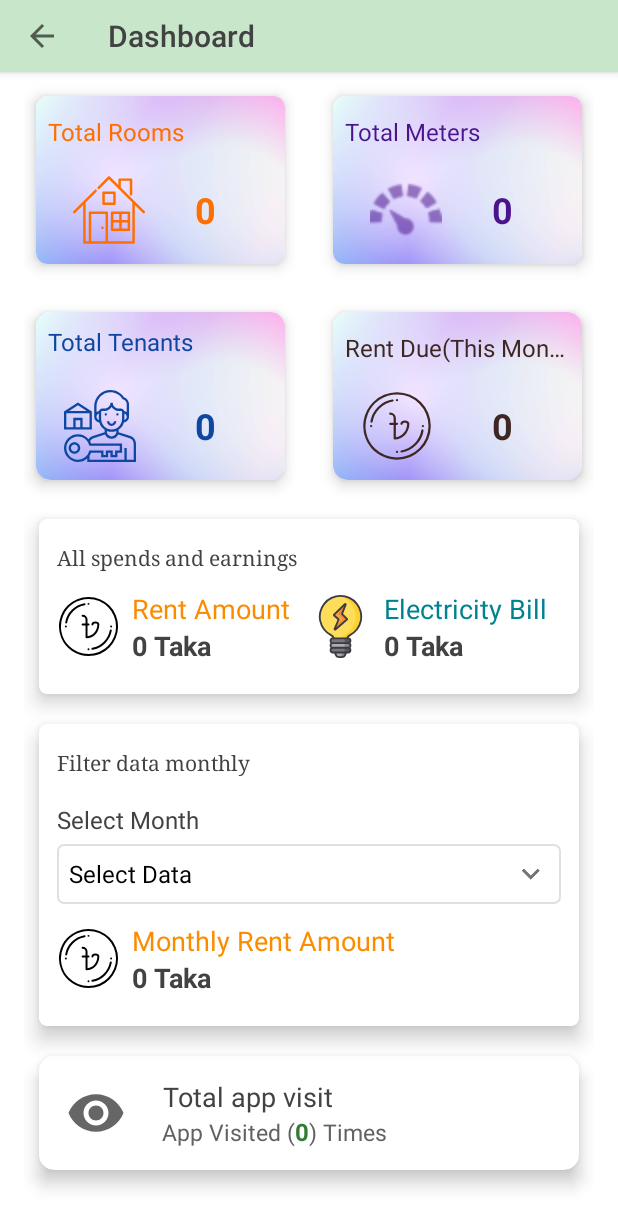
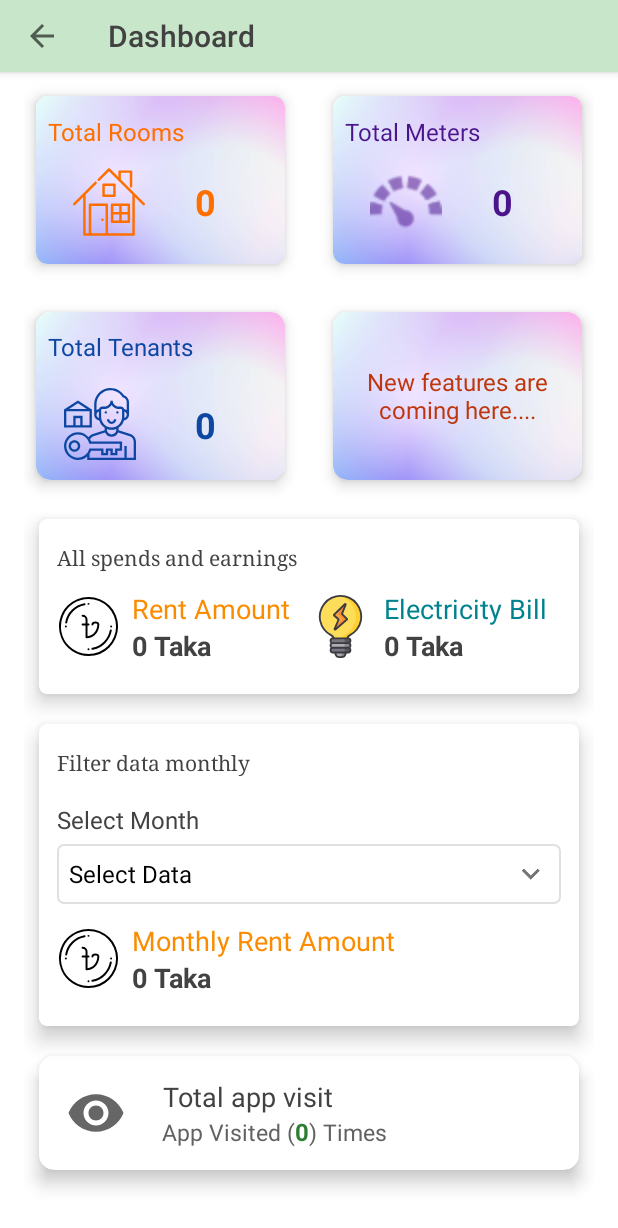
Before and after one commit to shakiz/Barivara, an Android app: the DashboardActivity screen opened directly, with no data from a screen before it, on a phone screen of 412 x 824 dp. Shown: the top 1228 px of the screen. Run offline under Robolectric (Android 15) with nearby library versions, the phone set to English and light mode, and no system bars; our stand-ins replace Firebase (no records; nobody signed in at launch, a user with empty details on screens opened directly), data binding; plain views replace EvaporateTextView; 2 statements that could not run were skipped.

Commit message:
release 26

```diff
--- a/app/build.gradle
+++ b/app/build.gradle
@@ -12,8 +12,8 @@ android {
         applicationId "com.shakil.barivara"
         minSdkVersion 16
         targetSdkVersion 30
-        versionCode 25
-        versionName "1.0.25"
+        versionCode 26
+        versionName "1.0.26"
 
         testInstrumentationRunner "androidx.test.runner.AndroidJUnitRunner"
         multiDexEnabled true
--- a/app/src/main/res/layout/activity_dashboard.xml
+++ b/app/src/main/res/layout/activity_dashboard.xml
@@ -70,7 +70,9 @@
 
                             <TextView
                                 android:layout_width="match_parent"
-                                android:layout_height="40dp"
+                                android:layout_height="wrap_content"
+                                android:paddingTop="4dp"
+                                android:paddingBottom="4dp"
                                 android:gravity="center|left"
                                 android:layout_marginLeft="8dp"
                                 android:layout_marginRight="8dp"
@@ -139,7 +141,9 @@
 
                             <TextView
                                 android:layout_width="match_parent"
-                                android:layout_height="40dp"
+                                android:layout_height="wrap_content"
+                                android:paddingTop="4dp"
+                                android:paddingBottom="4dp"
                                 android:gravity="center|left"
                                 android:maxLines="1"
                                 android:layout_marginLeft="8dp"
@@ -217,12 +221,17 @@
 
                             <TextView
                                 android:layout_width="match_parent"
-                                android:layout_height="40dp"
+                                android:layout_height="wrap_content"
+                                android:paddingTop="4dp"
+                                android:paddingBottom="4dp"
                                 android:gravity="center|left"
+                                android:maxLines="1"
+                                android:ellipsize="end"
+                                android:textSize="16sp"
                                 android:layout_gravity="center"
+                                android:layout_marginTop="8dp"
                                 android:layout_marginLeft="8dp"
                                 android:layout_marginRight="8dp"
-                                android:textSize="16sp"
                                 android:textColor="@color/md_blue_900"
                                 android:text="@string/total_tenants"/>
 
@@ -287,49 +296,48 @@
 
                             <TextView
                                 android:layout_width="match_parent"
-                                android:layout_height="40dp"
-                                android:maxLines="1"
+                                android:layout_height="wrap_content"
                                 android:ellipsize="end"
-                                android:gravity="center|left"
+                                android:gravity="center"
                                 android:layout_gravity="center"
                                 android:textSize="16sp"
                                 android:layout_marginLeft="8dp"
                                 android:layout_marginRight="8dp"
-                                android:textColor="@color/md_brown_900"
-                                android:text="@string/total_due"/>
+                                android:textColor="@color/md_deep_orange_900"
+                                android:text="@string/coming_with_new_features"/>
 
-                            <LinearLayout
-                                android:layout_width="match_parent"
-                                android:layout_height="wrap_content"
-                                android:layout_marginTop="8dp"
-                                android:layout_marginBottom="8dp"
-                                android:layout_gravity="center"
-                                android:gravity="center"
-                                android:orientation="horizontal"
-                                android:weightSum="1">
+<!--                            <LinearLayout-->
+<!--                                android:layout_width="match_parent"-->
+<!--                                android:layout_height="wrap_content"-->
+<!--                                android:layout_marginTop="8dp"-->
+<!--                                android:layout_marginBottom="8dp"-->
+<!--                                android:layout_gravity="center"-->
+<!--                                android:gravity="center"-->
+<!--                                android:orientation="horizontal"-->
+<!--                                android:weightSum="1">-->
 
-                                <ImageView
-                                    android:layout_width="48dp"
-                                    android:layout_height="48dp"
-                                    android:src="@drawable/ic_taka"
-                                    android:layout_gravity="center"
-                                    app:tint="@color/md_brown_900"
-                                    android:layout_marginLeft="8dp"/>
+<!--                                <ImageView-->
+<!--                                    android:layout_width="48dp"-->
+<!--                                    android:layout_height="48dp"-->
+<!--                                    android:src="@drawable/ic_taka"-->
+<!--                                    android:layout_gravity="center"-->
+<!--                                    app:tint="@color/md_deep_orange_900"-->
+<!--                                    android:layout_marginLeft="8dp"/>-->
 
-                                <TextView
-                                    android:id="@+id/TotalDue"
-                                    android:layout_width="0dp"
-                                    android:layout_weight=".8"
-                                    android:layout_height="match_parent"
-                                    android:layout_marginLeft="4dp"
-                                    android:gravity="center"
-                                    android:textSize="24sp"
-                                    android:tag="Duration"
-                                    android:textStyle="bold"
-                                    android:textColor="@color/md_brown_900"
-                                    android:text="@string/zero"/>
+<!--                                <TextView-->
+<!--                                    android:id="@+id/TotalDue"-->
+<!--                                    android:layout_width="0dp"-->
+<!--                                    android:layout_weight=".8"-->
+<!--                                    android:layout_height="match_parent"-->
+<!--                                    android:layout_marginLeft="4dp"-->
+<!--                                    android:gravity="center"-->
+<!--                                    android:textSize="24sp"-->
+<!--                                    android:tag="Duration"-->
+<!--                                    android:textStyle="bold"-->
+<!--                                    android:textColor="@color/md_deep_orange_900"-->
+<!--                                    android:text="@string/zero"/>-->
 
-                            </LinearLayout>
+<!--                            </LinearLayout>-->
 
                         </LinearLayout>
 
--- a/app/src/main/res/layout/activity_main.xml
+++ b/app/src/main/res/layout/activity_main.xml
@@ -158,7 +158,7 @@
                                         android:layout_gravity="center"
                                         android:layout_marginTop="4dp"
                                         android:layout_marginBottom="8dp"
-                                        android:background="@drawable/green_circle"
+                                        android:background="@drawable/white_circle_border"
                                         android:ellipsize="end"
                                         android:gravity="center"
                                         android:maxLines="1"
@@ -216,7 +216,7 @@
                                         android:padding="2dp"
                                         android:text="@string/zero"
                                         android:textStyle="bold"
-                                        android:background="@drawable/green_circle"
+                                        android:background="@drawable/white_circle_border"
                                         android:layout_gravity="center"
                                         android:gravity="center"
                                         android:textColor="@color/md_white_1000"
@@ -264,7 +264,7 @@
                                         android:layout_height="40dp"
                                         android:layout_marginBottom="8dp"
                                         android:layout_marginTop="4dp"
-                                        android:background="@drawable/green_circle"
+                                        android:background="@drawable/white_circle_border"
                                         android:ellipsize="end"
                                         android:maxLines="1"
                                         android:padding="2dp"
--- a/app/src/main/res/layout/activity_new_rent_details.xml
+++ b/app/src/main/res/layout/activity_new_rent_details.xml
@@ -196,10 +196,12 @@
                                 android:layout_height="80dp"
                                 android:layout_marginTop="5dp"
                                 android:background="@drawable/edit_text_back"
-                                android:inputType="text"
+                                android:inputType="textMultiLine"
                                 android:ellipsize="end"
                                 android:scrollHorizontally="true"
                                 android:maxLines="3"
+                                android:lines="3"
+                                android:minLines="1"
                                 android:textColorHint="@color/md_grey_700"
                                 android:hint="@string/note_hint"
                                 android:paddingLeft="10dp"
--- a/app/src/main/res/values/strings.xml
+++ b/app/src/main/res/values/strings.xml
@@ -269,4 +269,5 @@
     <string name="select_year">Select Year</string>
     <string name="note">Note</string>
     <string name="note_hint">Enter note</string>
+    <string name="coming_with_new_features">New features are coming here....</string>
 </resources>
```
Also changed, not shown: 1 other file.
